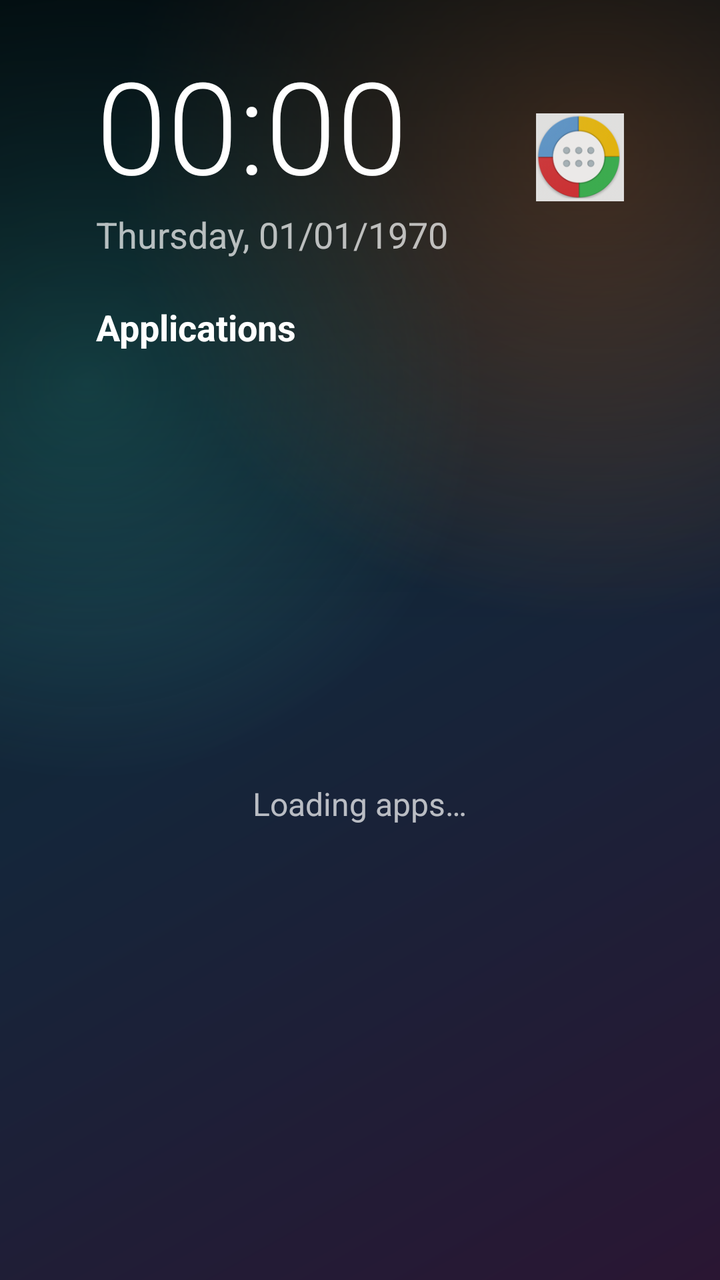
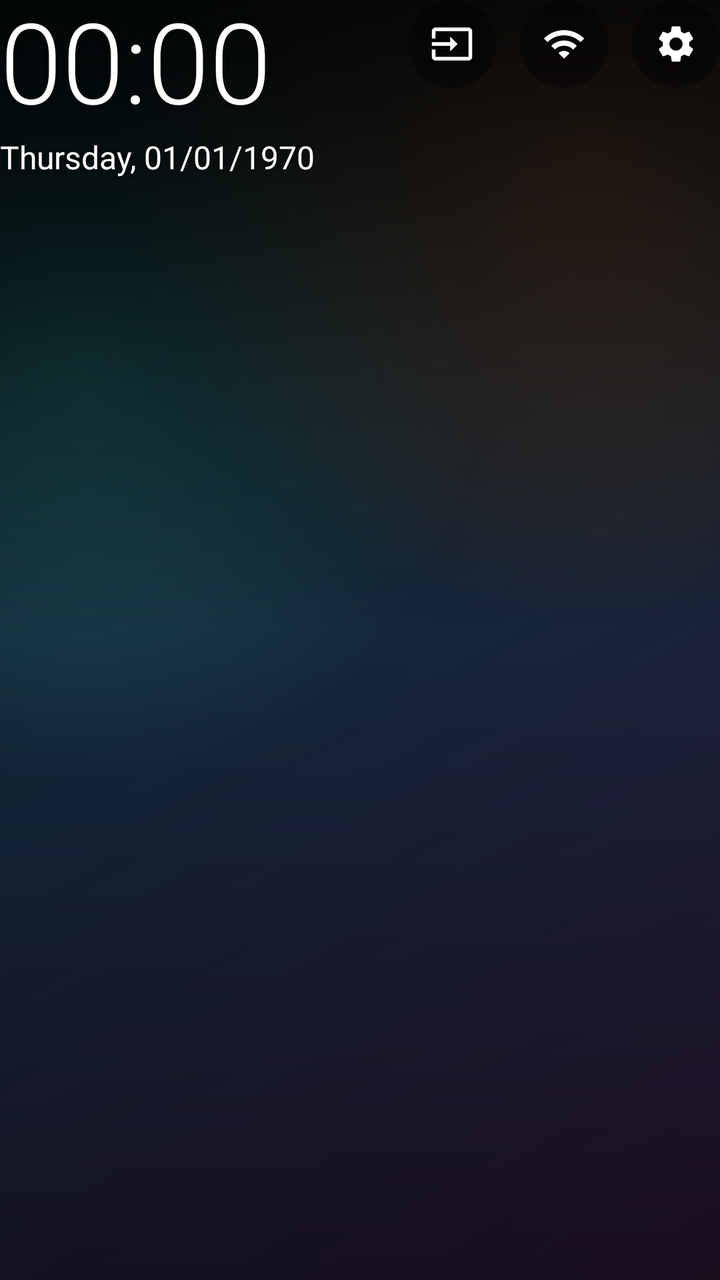

Screens rendered from an Android XML layout before and after an edit, with the pre-edit source and the edit as a unified diff.
<!-- AndroidManifest.xml: application theme Theme.QuangDrawer -->
<!-- res/layout/activity_main.xml -->
<?xml version="1.0" encoding="utf-8"?>
<LinearLayout xmlns:android="http://schemas.android.com/apk/res/android"
    android:layout_width="match_parent"
    android:layout_height="match_parent"
    android:clipChildren="false"
    android:clipToPadding="false"
    android:orientation="vertical"
    android:paddingStart="48dp"
    android:paddingEnd="48dp"
    android:paddingTop="28dp"
    android:paddingBottom="12dp">

    
    <LinearLayout
        android:layout_width="match_parent"
        android:layout_height="wrap_content"
        android:gravity="center_vertical"
        android:orientation="horizontal">

        <LinearLayout
            android:layout_width="0dp"
            android:layout_height="wrap_content"
            android:layout_weight="1"
            android:orientation="vertical">

            <TextClock
                android:id="@+id/clock_time"
                android:layout_width="wrap_content"
                android:layout_height="wrap_content"
                android:fontFamily="sans-serif-light"
                android:format12Hour="HH:mm"
                android:format24Hour="HH:mm"
                android:includeFontPadding="false"
                android:textColor="#FFFFFFFF"
                android:textSize="64sp" />

            <TextClock
                android:id="@+id/clock_date"
                android:layout_width="wrap_content"
                android:layout_height="wrap_content"
                android:layout_marginTop="2dp"
                android:format12Hour="EEEE, dd/MM/yyyy"
                android:format24Hour="EEEE, dd/MM/yyyy"
                android:textColor="#B3FFFFFF"
                android:textSize="18sp" />
        </LinearLayout>

        <ImageView
            android:layout_width="44dp"
            android:layout_height="44dp"
            android:alpha="0.9"
            android:contentDescription="@null"
            android:scaleType="fitCenter"
            android:src="@drawable/ic_allapps" />
    </LinearLayout>

    
    <LinearLayout
        android:layout_width="match_parent"
        android:layout_height="wrap_content"
        android:layout_marginTop="22dp"
        android:gravity="center_vertical"
        android:orientation="horizontal">

        <TextView
            android:layout_width="wrap_content"
            android:layout_height="wrap_content"
            android:text="@string/section_apps"
            android:textColor="#FFFFFFFF"
            android:textSize="18sp"
            android:textStyle="bold" />

        <TextView
            android:id="@+id/apps_count"
            android:layout_width="wrap_content"
            android:layout_height="wrap_content"
            android:layout_marginStart="12dp"
            android:textColor="#80FFFFFF"
            android:textSize="14sp" />
    </LinearLayout>

    <FrameLayout
        android:layout_width="match_parent"
        android:layout_height="0dp"
        android:layout_weight="1"
        android:clipChildren="false"
        android:clipToPadding="false">

        <androidx.recyclerview.widget.RecyclerView
            android:id="@+id/grid"
            android:layout_width="match_parent"
            android:layout_height="match_parent"
            android:clipChildren="false"
            android:clipToPadding="false"
            android:paddingTop="10dp"
            android:paddingBottom="24dp"
            android:scrollbars="none" />

        <TextView
            android:id="@+id/loading"
            android:layout_width="wrap_content"
            android:layout_height="wrap_content"
            android:layout_gravity="center"
            android:text="@string/loading_apps"
            android:textColor="#B3FFFFFF"
            android:textSize="16sp" />
    </FrameLayout>

</LinearLayout>
<!-- resources referenced by this layout -->
<resources>
  <!-- drawable ic_allapps: png bitmap (drawable-hdpi, 6168 bytes) -->
  <string name="loading_apps">Loading apps…</string>
  <string name="section_apps">Applications</string>
  <style name="Theme.QuangDrawer" parent="@style/Theme.Leanback">
          <item name="android:windowBackground">@drawable/bg_launcher</item>
          <item name="android:windowNoTitle">true</item>
          <item name="android:windowActionBar">false</item>
      </style>
  <!-- unchanged entries left out for length: 1 -->
</resources>

<!-- the commit's change to res/layout/activity_main.xml (unified diff, before → after) -->
@@ -1,109 +1,125 @@
 <?xml version="1.0" encoding="utf-8"?>
-<LinearLayout xmlns:android="http://schemas.android.com/apk/res/android"
+<FrameLayout xmlns:android="http://schemas.android.com/apk/res/android"
     android:layout_width="match_parent"
     android:layout_height="match_parent"
     android:clipChildren="false"
-    android:clipToPadding="false"
-    android:orientation="vertical"
-    android:paddingStart="48dp"
-    android:paddingEnd="48dp"
-    android:paddingTop="28dp"
-    android:paddingBottom="12dp">
+    android:clipToPadding="false">
 
-    
+    <View
+        android:layout_width="match_parent"
+        android:layout_height="match_parent"
+        android:background="@drawable/scrim" />
+
     <LinearLayout
+        android:id="@+id/content"
         android:layout_width="match_parent"
-        android:layout_height="wrap_content"
-        android:gravity="center_vertical"
-        android:orientation="horizontal">
+        android:layout_height="match_parent"
+        android:clipChildren="false"
+        android:clipToPadding="false"
+        android:orientation="vertical">
 
+        
         <LinearLayout
-            android:layout_width="0dp"
+            android:layout_width="match_parent"
             android:layout_height="wrap_content"
-            android:layout_weight="1"
-            android:orientation="vertical">
+            android:gravity="top"
+            android:orientation="horizontal">
 
-            <TextClock
-                android:id="@+id/clock_time"
-                android:layout_width="wrap_content"
+            <LinearLayout
+                android:layout_width="0dp"
                 android:layout_height="wrap_content"
-                android:fontFamily="sans-serif-light"
-                android:format12Hour="HH:mm"
-                android:format24Hour="HH:mm"
-                android:includeFontPadding="false"
-                android:textColor="#FFFFFFFF"
-                android:textSize="64sp" />
+                android:layout_weight="1"
+                android:orientation="vertical">
 
-            <TextClock
-                android:id="@+id/clock_date"
-                android:layout_width="wrap_content"
-                android:layout_height="wrap_content"
-                android:layout_marginTop="2dp"
-                android:format12Hour="EEEE, dd/MM/yyyy"
-                android:format24Hour="EEEE, dd/MM/yyyy"
-                android:textColor="#B3FFFFFF"
-                android:textSize="18sp" />
+                <TextClock
+                    android:id="@+id/clock_time"
+                    android:layout_width="wrap_content"
+                    android:layout_height="wrap_content"
+                    android:fontFamily="sans-serif-light"
+                    android:format12Hour="HH:mm"
+                    android:format24Hour="HH:mm"
+                    android:includeFontPadding="false"
+                    android:shadowColor="#80000000"
+                    android:shadowRadius="6"
+                    android:textColor="#FFFFFFFF"
+                    android:textSize="56sp" />
+
+                <TextClock
+                    android:id="@+id/clock_date"
+                    android:layout_width="wrap_content"
+                    android:layout_height="wrap_content"
+                    android:layout_marginTop="2dp"
+                    android:format12Hour="EEEE, dd/MM/yyyy"
+                    android:format24Hour="EEEE, dd/MM/yyyy"
+                    android:shadowColor="#80000000"
+                    android:shadowRadius="6"
+                    android:textColor="#FFFFFFFF"
+                    android:textSize="16sp" />
+            </LinearLayout>
+
+            <ImageButton
+                android:id="@+id/btn_input"
+                android:layout_width="44dp"
+                android:layout_height="44dp"
+                android:background="@drawable/btn_round"
+                android:contentDescription="@string/input_source"
+                android:focusable="true"
+                android:padding="11dp"
+                android:scaleType="fitCenter"
+                android:src="@drawable/ic_input" />
+
+            <ImageButton
+                android:id="@+id/btn_wifi"
+                android:layout_width="44dp"
+                android:layout_height="44dp"
+                android:layout_marginStart="12dp"
+                android:background="@drawable/btn_round"
+                android:contentDescription="@string/wifi"
+                android:focusable="true"
+                android:padding="11dp"
+                android:scaleType="fitCenter"
+                android:src="@drawable/ic_wifi" />
+
+            <ImageButton
+                android:id="@+id/btn_settings"
+                android:layout_width="44dp"
+                android:layout_height="44dp"
+                android:layout_marginStart="12dp"
+                android:background="@drawable/btn_round"
+                android:contentDescription="@string/settings"
+                android:focusable="true"
+                android:padding="11dp"
+                android:scaleType="fitCenter"
+                android:src="@drawable/ic_settings" />
         </LinearLayout>
 
-        <ImageView
-            android:layout_width="44dp"
-            android:layout_height="44dp"
-            android:alpha="0.9"
-            android:contentDescription="@null"
-            android:scaleType="fitCenter"
-            android:src="@drawable/ic_allapps" />
-    </LinearLayout>
-
-    
-    <LinearLayout
-        android:layout_width="match_parent"
-        android:layout_height="wrap_content"
-        android:layout_marginTop="22dp"
-        android:gravity="center_vertical"
-        android:orientation="horizontal">
+        <View
+            android:layout_width="match_parent"
+            android:layout_height="0dp"
+            android:layout_weight="1" />
 
         <TextView
+            android:id="@+id/move_hint"
             android:layout_width="wrap_content"
             android:layout_height="wrap_content"
-            android:text="@string/section_apps"
-            android:textColor="#FFFFFFFF"
-            android:textSize="18sp"
-            android:textStyle="bold" />
+            android:layout_marginStart="6dp"
+            android:shadowColor="#80000000"
+            android:shadowRadius="6"
+            android:text="@string/move_hint"
+            android:textColor="#FFFF9A3D"
+            android:textSize="14sp"
+            android:visibility="gone" />
 
-        <TextView
-            android:id="@+id/apps_count"
-            android:layout_width="wrap_content"
-            android:layout_height="wrap_content"
-            android:layout_marginStart="12dp"
-            android:textColor="#80FFFFFF"
-            android:textSize="14sp" />
-    </LinearLayout>
-
-    <FrameLayout
-        android:layout_width="match_parent"
-        android:layout_height="0dp"
-        android:layout_weight="1"
-        android:clipChildren="false"
-        android:clipToPadding="false">
-
+        
         <androidx.recyclerview.widget.RecyclerView
             android:id="@+id/grid"
             android:layout_width="match_parent"
-            android:layout_height="match_parent"
+            android:layout_height="120dp"
             android:clipChildren="false"
             android:clipToPadding="false"
-            android:paddingTop="10dp"
-            android:paddingBottom="24dp"
+            android:paddingTop="8dp"
+            android:paddingBottom="8dp"
             android:scrollbars="none" />
+    </LinearLayout>
 
-        <TextView
-            android:id="@+id/loading"
-            android:layout_width="wrap_content"
-            android:layout_height="wrap_content"
-            android:layout_gravity="center"
-            android:text="@string/loading_apps"
-            android:textColor="#B3FFFFFF"
-            android:textSize="16sp" />
-    </FrameLayout>
-
-</LinearLayout>
+</FrameLayout>
<!-- resource entries referenced after the edit -->
@@ -1,8 +1,66 @@
 <!-- resources referenced by this layout -->
 <resources>
-  <!-- drawable ic_allapps: png bitmap (drawable-hdpi, 6168 bytes) -->
-  <string name="loading_apps">Loading apps…</string>
-  <string name="section_apps">Applications</string>
+  <!-- drawable btn_round (drawable) -->
+  <?xml version="1.0" encoding="utf-8"?>
+  <selector xmlns:android="http://schemas.android.com/apk/res/android">
+      <item android:state_focused="true">
+          <shape android:shape="oval">
+              <solid android:color="#99000000" />
+              <stroke android:width="3dp" android:color="#FF4FC3F7" />
+          </shape>
+      </item>
+      <item>
+          <shape android:shape="oval">
+              <solid android:color="#66000000" />
+          </shape>
+      </item>
+  </selector>
+  <!-- drawable ic_input (drawable) -->
+  <?xml version="1.0" encoding="utf-8"?>
+  <vector xmlns:android="http://schemas.android.com/apk/res/android"
+      android:width="24dp"
+      android:height="24dp"
+      android:viewportWidth="24"
+      android:viewportHeight="24">
+      <path
+          android:fillColor="#FFFFFFFF"
+          android:pathData="M21,3.01H3c-1.1,0 -2,0.9 -2,2V9h2V4.99h18v14.03H3V15H1v4.01c0,1.1 0.9,1.99 2,1.99h18c1.1,0 2,-0.89 2,-1.99v-14c0,-1.1 -0.9,-2 -2,-2zM11,16l4,-4 -4,-4v3H1v2h10v3z" />
+  </vector>
+  <!-- drawable ic_settings (drawable) -->
+  <?xml version="1.0" encoding="utf-8"?>
+  <vector xmlns:android="http://schemas.android.com/apk/res/android"
+      android:width="24dp"
+      android:height="24dp"
+      android:viewportWidth="24"
+      android:viewportHeight="24">
+      <path
+          android:fillColor="#FFFFFFFF"
+          android:pathData="M19.14,12.94c0.04,-0.3 0.06,-0.61 0.06,-0.94c0,-0.32 -0.02,-0.64 -0.07,-0.94l2.03,-1.58c0.18,-0.14 0.23,-0.41 0.12,-0.61l-1.92,-3.32c-0.12,-0.22 -0.37,-0.29 -0.59,-0.22l-2.39,0.96c-0.5,-0.38 -1.03,-0.7 -1.62,-0.94L14.4,2.81c-0.04,-0.24 -0.24,-0.41 -0.48,-0.41h-3.84c-0.24,0 -0.43,0.17 -0.47,0.41L9.25,5.35C8.66,5.59 8.12,5.92 7.63,6.29L5.24,5.33c-0.22,-0.08 -0.47,0 -0.59,0.22L2.74,8.87C2.62,9.08 2.66,9.34 2.86,9.48l2.03,1.58C4.84,11.36 4.8,11.69 4.8,12s0.02,0.64 0.07,0.94l-2.03,1.58c-0.18,0.14 -0.23,0.41 -0.12,0.61l1.92,3.32c0.12,0.22 0.37,0.29 0.59,0.22l2.39,-0.96c0.5,0.38 1.03,0.7 1.62,0.94l0.36,2.54c0.05,0.24 0.24,0.41 0.48,0.41h3.84c0.24,0 0.44,-0.17 0.47,-0.41l0.36,-2.54c0.59,-0.24 1.13,-0.56 1.62,-0.94l2.39,0.96c0.22,0.08 0.47,0 0.59,-0.22l1.92,-3.32c0.12,-0.22 0.07,-0.47 -0.12,-0.61L19.14,12.94zM12,15.6c-1.98,0 -3.6,-1.62 -3.6,-3.6s1.62,-3.6 3.6,-3.6s3.6,1.62 3.6,3.6S13.98,15.6 12,15.6z" />
+  </vector>
+  <!-- drawable ic_wifi (drawable) -->
+  <?xml version="1.0" encoding="utf-8"?>
+  <vector xmlns:android="http://schemas.android.com/apk/res/android"
+      android:width="24dp"
+      android:height="24dp"
+      android:viewportWidth="24"
+      android:viewportHeight="24">
+      <path
+          android:fillColor="#FFFFFFFF"
+          android:pathData="M1,9l2,2c4.97,-4.97 13.03,-4.97 18,0l2,-2C16.93,2.93 7.08,2.93 1,9zM9,17l3,3 3,-3c-1.65,-1.66 -4.34,-1.66 -6,0zM5,13l2,2c2.76,-2.76 7.24,-2.76 10,0l2,-2C15.14,9.14 8.87,9.14 5,13z" />
+  </vector>
+  <!-- drawable scrim (drawable) -->
+  <?xml version="1.0" encoding="utf-8"?>
+  <shape xmlns:android="http://schemas.android.com/apk/res/android" android:shape="rectangle">
+      <gradient
+          android:angle="270"
+          android:startColor="#B0000000"
+          android:centerColor="#00000000"
+          android:endColor="#66000000" />
+  </shape>
+  <string name="input_source">Input source</string>
+  <string name="move_hint">◀ ▶ to move · OK to finish</string>
+  <string name="settings">Settings</string>
+  <string name="wifi">Wi-Fi</string>
   <style name="Theme.QuangDrawer" parent="@style/Theme.Leanback">
           <item name="android:windowBackground">@drawable/bg_launcher</item>
           <item name="android:windowNoTitle">true</item>
